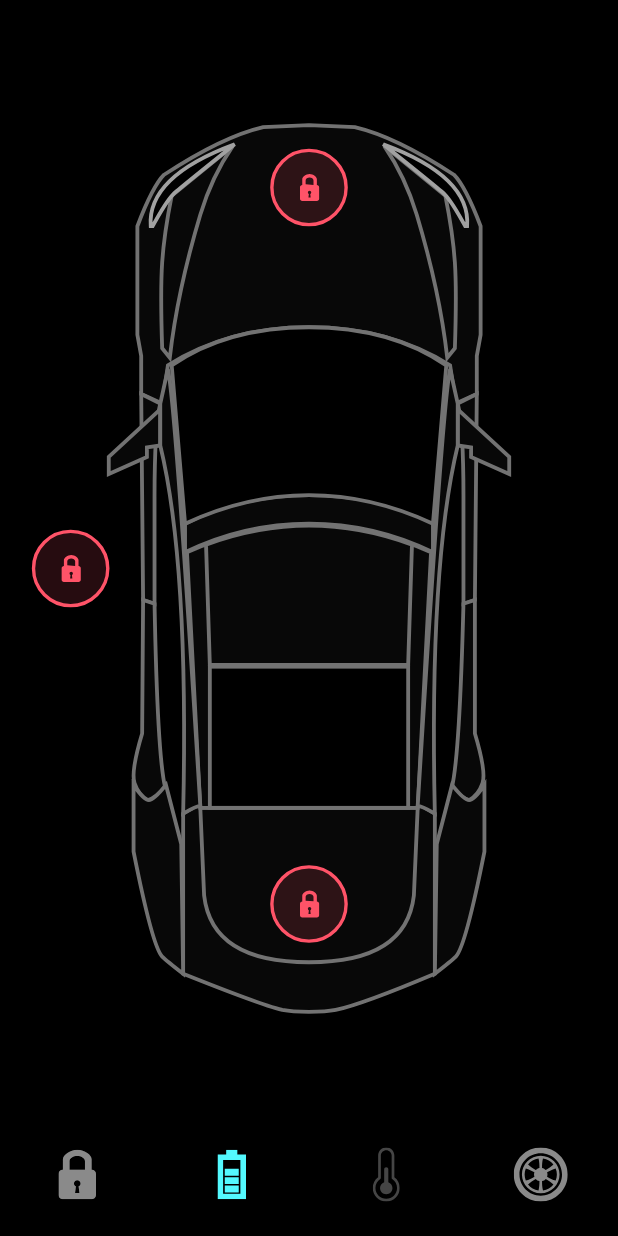
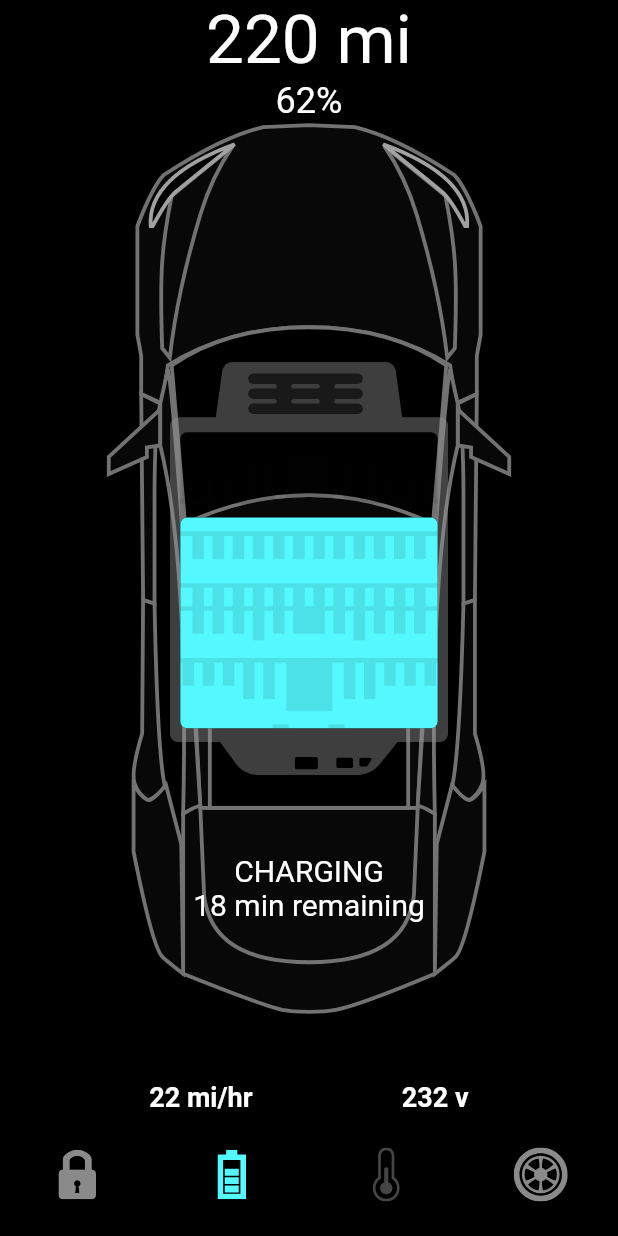
Before and after one commit to rrrovalle/tesla-car-app, a Flutter app: the screen it shows after launch, item 2 of the bottom bar chosen, on a phone screen of 412 x 824 dp. Run offline on Flutter 3.47's test engine with Material 2 defaults, Android fonts, the phone set to English and light mode, and no system bars; our stand-ins replace flutter_svg.

Commit message:
:sparkles: add battery status feature

```diff
--- /dev/null
+++ b/app/lib/screens/components/battery_status.dart
@@ -0,0 +1,55 @@
+import 'package:flutter/material.dart';
+import 'package:tesla_car/constraints.dart';
+
+class BatteryStatus extends StatelessWidget {
+  const BatteryStatus({
+    Key? key,
+    required this.constrains,
+  }) : super(key: key);
+
+  final BoxConstraints constrains;
+
+  @override
+  Widget build(BuildContext context) {
+    return Column(
+      children: [
+        Text(
+          "220 mi",
+          style: Theme.of(context)
+              .textTheme
+              .headline3!
+              .copyWith(color: Colors.white),
+        ),
+        const Text(
+          "62%",
+          style: TextStyle(fontSize: 24),
+        ),
+        const Spacer(),
+        Text(
+          "Charging".toUpperCase(),
+          style: const TextStyle(fontSize: 20),
+        ),
+        const Text(
+          "18 min remaining",
+          style: TextStyle(fontSize: 20),
+        ),
+        SizedBox(
+          height: constrains.maxHeight * 0.14,
+        ),
+        DefaultTextStyle(
+          style: const TextStyle(
+            fontSize: 18,
+            fontWeight: FontWeight.bold,
+          ),
+          child: Row(
+            mainAxisAlignment: MainAxisAlignment.spaceEvenly,
+            children: const [Text("22 mi/hr"), Text("232 v")],
+          ),
+        ),
+        const SizedBox(
+          height: defaultPadding,
+        ),
+      ],
+    );
+  }
+}
--- a/app/lib/screens/home_screen.dart
+++ b/app/lib/screens/home_screen.dart
@@ -2,22 +2,67 @@
 import 'package:flutter_svg/flutter_svg.dart';
 import 'package:tesla_car/constraints.dart';
 import 'package:tesla_car/home_controller.dart';
+import 'package:tesla_car/screens/components/battery_status.dart';
 import 'package:tesla_car/screens/components/door_lock.dart';
 import 'package:tesla_car/screens/components/nav_bottom.dart';
 
-class HomeScreen extends StatelessWidget {
+class HomeScreen extends StatefulWidget {
   HomeScreen({Key? key}) : super(key: key);
 
+  @override
+  State<HomeScreen> createState() => _HomeScreenState();
+}
+
+class _HomeScreenState extends State<HomeScreen>
+    with SingleTickerProviderStateMixin {
   final HomeController _controller = HomeController();
+
+  late AnimationController _batteryAnimationController;
+  late Animation<double> _animationBattery;
+  late Animation<double> _animationBatteryStatus;
+
+  void setupBatteryAnimation() {
+    _batteryAnimationController = AnimationController(
+      vsync: this,
+      duration: const Duration(milliseconds: 600),
+    );
+
+    _animationBattery = CurvedAnimation(
+      parent: _batteryAnimationController,
+      curve: const Interval(0.0, 0.5),
+    );
+
+    _animationBatteryStatus = CurvedAnimation(
+      parent: _batteryAnimationController,
+      curve: const Interval(0.6, 1),
+    );
+  }
+
+  @override
+  void initState() {
+    setupBatteryAnimation();
+    super.initState();
+  }
+
+  @override
+  void dispose() {
+    _batteryAnimationController.dispose();
+    super.dispose();
+  }
 
   @override
   Widget build(BuildContext context) {
     return AnimatedBuilder(
-        animation: _controller,
+        animation: Listenable.merge([_controller, _batteryAnimationController]),
         builder: (context, _) {
           return Scaffold(
             bottomNavigationBar: TeslaBottomNavigationBar(
               onTap: (index) {
+                if (index == 1) {
+                  _batteryAnimationController.forward();
+                } else if (_controller.selectedBottomTab == 1 && index != 1) {
+                  _batteryAnimationController.reverse(from: 0.7);
+                }
                 _controller.onBottomNavigationTabChange(index);
               },
               selectedTab: _controller.selectedBottomTab,
@@ -50,25 +95,65 @@
                           ),
                         ),
                       ),
-                      Positioned(
-                        left: constrains.maxWidth * 0.05,
+                      AnimatedPositioned(
+                        duration: defaultDuration,
+                        left: _controller.selectedBottomTab == 0
+                            ? constrains.maxWidth * 0.05
+                            : constrains.maxWidth / 2,
+                        child: AnimatedOpacity(
+                          duration: defaultDuration,
+                          opacity: _controller.selectedBottomTab == 0 ? 1 : 0,
                           child: DoorLock(
                             isLock: _controller.isLeftDoorLock,
                             press: _controller.updateLeftDoorLock,
                           ),
                         ),
-                      Positioned(
-                        top: constrains.maxHeight * 0.13,
+                      ),
+                      AnimatedPositioned(
+                        duration: defaultDuration,
+                        top: _controller.selectedBottomTab == 0
+                            ? constrains.maxHeight * 0.13
+                            : constrains.maxHeight / 2,
+                        child: AnimatedOpacity(
+                          duration: defaultDuration,
+                          opacity: _controller.selectedBottomTab == 0 ? 1 : 0,
                           child: DoorLock(
                             isLock: _controller.isBonnetLock,
                             press: _controller.updateBonnetDoorLock,
                           ),
                         ),
-                      Positioned(
-                        bottom: constrains.maxHeight * 0.17,
+                      ),
+                      AnimatedPositioned(
+                        duration: defaultDuration,
+                        bottom: _controller.selectedBottomTab == 0
+                            ? constrains.maxHeight * 0.17
+                            : constrains.maxHeight / 2,
+                        child: AnimatedOpacity(
+                          duration: defaultDuration,
+                          opacity: _controller.selectedBottomTab == 0 ? 1 : 0,
                           child: DoorLock(
                             isLock: _controller.isTrunkLock,
                             press: _controller.updateTrunkDoorLock,
+                          ),
+                        ),
+                      ),
+                      //Battery
+                      Opacity(
+                        opacity: _animationBattery.value,
+                        child: SvgPicture.asset(
+                          "assets/icons/Battery.svg",
+                          width: constrains.maxWidth * 0.45,
+                        ),
+                      ),
+                      Positioned(
+                        top: 50 * (1 - _animationBatteryStatus.value),
+                        height: constrains.maxHeight,
+                        width: constrains.maxWidth,
+                        child: Opacity(
+                          opacity: _animationBatteryStatus.value,
+                          child: BatteryStatus(
+                            constrains: constrains,
+                          ),
                         ),
                       ),
                     ],
```
Lines whose indentation alone changed are shown as unchanged.
